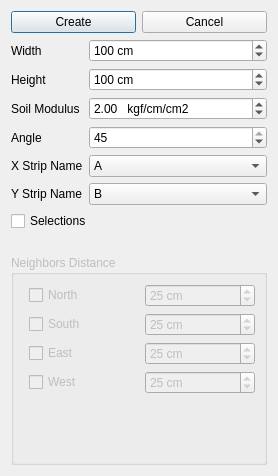
The window that osafe_widgets/base_foundation_panel.ui (ebrahimraeyat/OSAFE) describes before a commit, drawn with Qt 5.
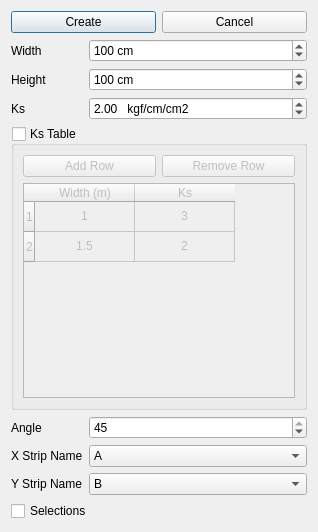
The same window after the commit. Icons and pictures are not drawn.

Commit message: Set expersion for ks in create base foundations

Patch:
```diff
--- a/osafe_widgets/base_foundation_panel.ui
+++ b/osafe_widgets/base_foundation_panel.ui
@@ -6,8 +6,8 @@
    <rect>
     <x>0</x>
     <y>0</y>
-    <width>278</width>
-    <height>476</height>
+    <width>318</width>
+    <height>532</height>
    </rect>
   </property>
   <property name="windowTitle">
@@ -57,15 +57,15 @@
     </layout>
    </item>
    <item>
-    <layout class="QFormLayout" name="formLayout">
-     <item row="2" column="0">
+    <layout class="QFormLayout" name="formLayout_3">
+     <item row="0" column="0">
       <widget class="QLabel" name="label_2">
        <property name="text">
         <string>Width</string>
        </property>
       </widget>
      </item>
-     <item row="2" column="1">
+     <item row="0" column="1">
       <widget class="QSpinBox" name="width_spinbox">
        <property name="suffix">
         <string> cm</string>
@@ -84,14 +84,14 @@
        </property>
       </widget>
      </item>
-     <item row="3" column="0">
+     <item row="1" column="0">
       <widget class="QLabel" name="label_5">
        <property name="text">
         <string>Height</string>
        </property>
       </widget>
      </item>
-     <item row="3" column="1">
+     <item row="1" column="1">
       <widget class="QSpinBox" name="height_spinbox">
        <property name="suffix">
         <string> cm</string>
@@ -110,14 +110,14 @@
        </property>
       </widget>
      </item>
-     <item row="5" column="0">
-      <widget class="QLabel" name="label_7">
+     <item row="2" column="0">
+      <widget class="QLabel" name="ks_label">
        <property name="text">
-        <string>Soil Modulus</string>
+        <string>Ks</string>
        </property>
       </widget>
      </item>
-     <item row="5" column="1">
+     <item row="2" column="1">
       <widget class="QDoubleSpinBox" name="soil_modulus">
        <property name="prefix">
         <string/>
@@ -142,40 +142,66 @@
        </property>
       </widget>
      </item>
-     <item row="7" column="0">
+     <item row="4" column="0">
+      <widget class="QLabel" name="label_4">
+       <property name="text">
+        <string>Angle</string>
+       </property>
+      </widget>
+     </item>
+     <item row="4" column="1">
+      <widget class="QSpinBox" name="angle_spinbox">
+       <property name="suffix">
+        <string/>
+       </property>
+       <property name="minimum">
+        <number>5</number>
+       </property>
+       <property name="maximum">
+        <number>45</number>
+       </property>
+       <property name="singleStep">
+        <number>5</number>
+       </property>
+       <property name="value">
+        <number>45</number>
+       </property>
+      </widget>
+     </item>
+     <item row="5" column="0">
       <widget class="QLabel" name="label">
        <property name="text">
         <string>X Strip Name</string>
        </property>
       </widget>
      </item>
-     <item row="8" column="0">
+     <item row="5" column="1">
+      <widget class="QComboBox" name="x_strip_name">
+       <item>
+        <property name="text">
+         <string>A</string>
+        </property>
+       </item>
+       <item>
+        <property name="text">
+         <string>B</string>
+        </property>
+       </item>
+       <item>
+        <property name="text">
+         <string>other</string>
+        </property>
+       </item>
+      </widget>
+     </item>
+     <item row="6" column="0">
       <widget class="QLabel" name="label_3">
        <property name="text">
         <string>Y Strip Name</string>
        </property>
       </widget>
      </item>
-     <item row="7" column="1">
-      <widget class="QComboBox" name="x_strip_name">
-       <item>
-        <property name="text">
-         <string>A</string>
-        </property>
-       </item>
-       <item>
-        <property name="text">
-         <string>B</string>
-        </property>
-       </item>
-       <item>
-        <property name="text">
-         <string>other</string>
-        </property>
-       </item>
-      </widget>
-     </item>
-     <item row="8" column="1">
+     <item row="6" column="1">
       <widget class="QComboBox" name="y_strip_name">
        <property name="currentIndex">
         <number>1</number>
@@ -197,171 +223,118 @@
        </item>
       </widget>
      </item>
-     <item row="6" column="0">
-      <widget class="QLabel" name="label_4">
-       <property name="text">
-        <string>Angle</string>
+     <item row="3" column="0" colspan="2">
+      <widget class="QGroupBox" name="ks_input_group">
+       <property name="title">
+        <string>Ks Table</string>
        </property>
-      </widget>
-     </item>
-     <item row="6" column="1">
-      <widget class="QSpinBox" name="angle_spinbox">
-       <property name="suffix">
-        <string/>
+       <property name="checkable">
+        <bool>true</bool>
        </property>
-       <property name="minimum">
-        <number>5</number>
+       <property name="checked">
+        <bool>false</bool>
        </property>
-       <property name="maximum">
-        <number>45</number>
-       </property>
-       <property name="singleStep">
-        <number>5</number>
-       </property>
-       <property name="value">
-        <number>45</number>
-       </property>
-      </widget>
-     </item>
-     <item row="9" column="0" colspan="2">
-      <widget class="QCheckBox" name="selection_checkbox">
-       <property name="text">
-        <string>Selections</string>
-       </property>
+       <layout class="QVBoxLayout" name="ks_input_layout">
+        <item>
+         <layout class="QVBoxLayout" name="verticalLayout_2">
+          <item>
+           <layout class="QHBoxLayout" name="horizontalLayout_6">
+            <item>
+             <widget class="QPushButton" name="add_ks_row_button">
+              <property name="text">
+               <string>Add Row</string>
+              </property>
+              <property name="icon">
+               <iconset resource="../osafe_py_widgets/resource.qrc">
+                <normaloff>:/safe/osafe_images/add.svg</normaloff>:/safe/osafe_images/add.svg</iconset>
+              </property>
+             </widget>
+            </item>
+            <item>
+             <widget class="QPushButton" name="remove_ks_row_button">
+              <property name="text">
+               <string>Remove Row</string>
+              </property>
+              <property name="icon">
+               <iconset resource="../osafe_py_widgets/resource.qrc">
+                <normaloff>:/safe/osafe_images/remove.svg</normaloff>:/safe/osafe_images/remove.svg</iconset>
+              </property>
+             </widget>
+            </item>
+           </layout>
+          </item>
+          <item>
+           <widget class="QTableWidget" name="ks_table">
+            <property name="rowCount">
+             <number>2</number>
+            </property>
+            <property name="columnCount">
+             <number>2</number>
+            </property>
+            <row/>
+            <row/>
+            <column>
+             <property name="text">
+              <string>Width (m)</string>
+             </property>
+             <property name="textAlignment">
+              <set>AlignCenter</set>
+             </property>
+            </column>
+            <column>
+             <property name="text">
+              <string>Ks</string>
+             </property>
+             <property name="textAlignment">
+              <set>AlignCenter</set>
+             </property>
+            </column>
+            <item row="0" column="0">
+             <property name="text">
+              <string>1</string>
+             </property>
+             <property name="textAlignment">
+              <set>AlignCenter</set>
+             </property>
+            </item>
+            <item row="0" column="1">
+             <property name="text">
+              <string>3</string>
+             </property>
+             <property name="textAlignment">
+              <set>AlignCenter</set>
+             </property>
+            </item>
+            <item row="1" column="0">
+             <property name="text">
+              <string>1.5</string>
+             </property>
+             <property name="textAlignment">
+              <set>AlignCenter</set>
+             </property>
+            </item>
+            <item row="1" column="1">
+             <property name="text">
+              <string>2</string>
+             </property>
+             <property name="textAlignment">
+              <set>AlignCenter</set>
+             </property>
+            </item>
+           </widget>
+          </item>
+         </layout>
+        </item>
+       </layout>
       </widget>
      </item>
     </layout>
    </item>
    <item>
-    <widget class="QGroupBox" name="groupBox_2">
-     <property name="enabled">
-      <bool>false</bool>
+    <widget class="QCheckBox" name="selection_checkbox">
+     <property name="text">
+      <string>Selections</string>
      </property>
-     <property name="title">
-      <string>Neighbors Distance</string>
-     </property>
-     <layout class="QFormLayout" name="formLayout_2">
-      <item row="0" column="1">
-       <layout class="QHBoxLayout" name="horizontalLayout_2">
-        <item>
-         <widget class="QCheckBox" name="north_checkbox">
-          <property name="text">
-           <string>North</string>
-          </property>
-         </widget>
-        </item>
-        <item>
-         <widget class="QSpinBox" name="north_distance">
-          <property name="suffix">
-           <string> cm</string>
-          </property>
-          <property name="minimum">
-           <number>5</number>
-          </property>
-          <property name="maximum">
-           <number>1000</number>
-          </property>
-          <property name="singleStep">
-           <number>5</number>
-          </property>
-          <property name="value">
-           <number>25</number>
-          </property>
-         </widget>
-        </item>
-       </layout>
-      </item>
-      <item row="3" column="1">
-       <layout class="QHBoxLayout" name="horizontalLayout_5">
-        <item>
-         <widget class="QCheckBox" name="south_checkbox">
-          <property name="text">
-           <string>South</string>
-          </property>
-         </widget>
-        </item>
-        <item>
-         <widget class="QSpinBox" name="width_spinbox_3">
-          <property name="suffix">
-           <string> cm</string>
-          </property>
-          <property name="minimum">
-           <number>5</number>
-          </property>
-          <property name="maximum">
-           <number>1000</number>
-          </property>
-          <property name="singleStep">
-           <number>5</number>
-          </property>
-          <property name="value">
-           <number>25</number>
-          </property>
-         </widget>
-        </item>
-       </layout>
-      </item>
-      <item row="5" column="1">
-       <layout class="QHBoxLayout" name="horizontalLayout_4">
-        <item>
-         <widget class="QCheckBox" name="west_checkbox">
-          <property name="text">
-           <string>West</string>
-          </property>
-         </widget>
-        </item>
-        <item>
-         <widget class="QSpinBox" name="width_spinbox_5">
-          <property name="suffix">
-           <string> cm</string>
-          </property>
-          <property name="minimum">
-           <number>5</number>
-          </property>
-          <property name="maximum">
-           <number>1000</number>
-          </property>
-          <property name="singleStep">
-           <number>5</number>
-          </property>
-          <property name="value">
-           <number>25</number>
-          </property>
-         </widget>
-        </item>
-       </layout>
-      </item>
-      <item row="4" column="1">
-       <layout class="QHBoxLayout" name="horizontalLayout_3">
-        <item>
-         <widget class="QCheckBox" name="east_checkbox">
-          <property name="text">
-           <string>East</string>
-          </property>
-         </widget>
-        </item>
-        <item>
-         <widget class="QSpinBox" name="width_spinbox_4">
-          <property name="suffix">
-           <string> cm</string>
-          </property>
-          <property name="minimum">
-           <number>5</number>
-          </property>
-          <property name="maximum">
-           <number>1000</number>
-          </property>
-          <property name="singleStep">
-           <number>5</number>
-          </property>
-          <property name="value">
-           <number>25</number>
-          </property>
-         </widget>
-        </item>
-       </layout>
-      </item>
-     </layout>
     </widget>
    </item>
   </layout>
```
The commit also changes 9 other files.
